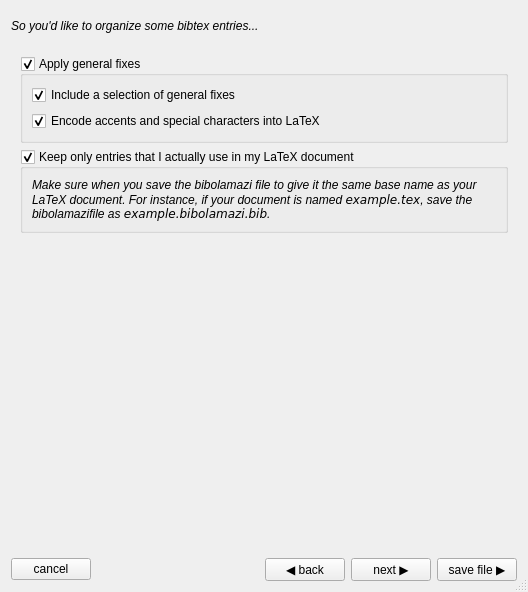
The window that gui/bibolamazi_gui/newbibolamazifiledialog.ui (phfaist/bibolamazi) describes before a commit, drawn with Qt 5.
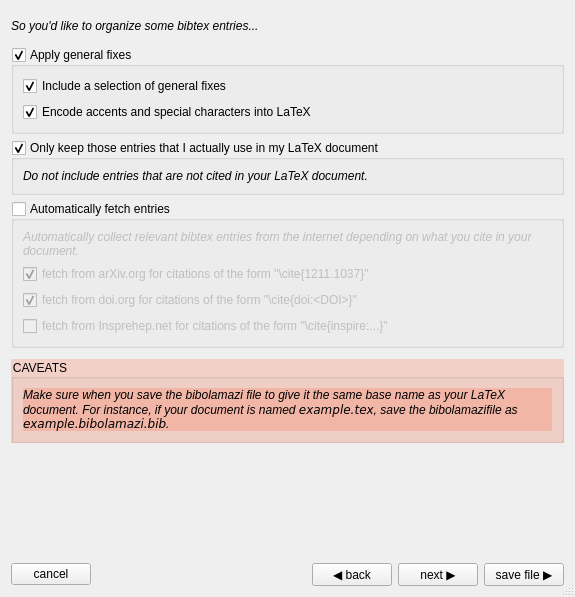
The same window after the commit. The open tabs and pages were chosen to show the change.

```diff
--- a/gui/bibolamazi_gui/newbibolamazifiledialog.ui
+++ b/gui/bibolamazi_gui/newbibolamazifiledialog.ui
@@ -6,8 +6,8 @@
    <rect>
     <x>0</x>
     <y>0</y>
-    <width>528</width>
-    <height>592</height>
+    <width>575</width>
+    <height>597</height>
    </rect>
   </property>
   <property name="windowTitle">
@@ -344,6 +344,18 @@
      </widget>
      <widget class="QWidget" name="page_3">
       <layout class="QVBoxLayout" name="verticalLayout_4">
+       <property name="leftMargin">
+        <number>0</number>
+       </property>
+       <property name="topMargin">
+        <number>0</number>
+       </property>
+       <property name="rightMargin">
+        <number>0</number>
+       </property>
+       <property name="bottomMargin">
+        <number>0</number>
+       </property>
        <item>
         <widget class="QGroupBox" name="chkFixesFilter">
          <property name="title">
@@ -379,13 +391,112 @@
        <item>
         <widget class="QGroupBox" name="chkKeepOnlyUsed">
          <property name="title">
-          <string>Keep only entries that I actually use in my LaTeX document</string>
+          <string>Only keep those entries that I actually use in my LaTeX document</string>
          </property>
          <property name="checkable">
           <bool>true</bool>
          </property>
          <layout class="QGridLayout" name="gridLayout_3">
           <item row="0" column="0">
+           <widget class="QLabel" name="label_2">
+            <property name="text">
+             <string>&lt;html&gt;&lt;head/&gt;&lt;body&gt;&lt;p&gt;&lt;span style=&quot; font-style:italic;&quot;&gt;Do not include entries that are not cited in your LaTeX document.&lt;/span&gt;&lt;/p&gt;&lt;/body&gt;&lt;/html&gt;</string>
+            </property>
+            <property name="textFormat">
+             <enum>Qt::RichText</enum>
+            </property>
+            <property name="wordWrap">
+             <bool>true</bool>
+            </property>
+           </widget>
+          </item>
+         </layout>
+        </widget>
+       </item>
+       <item>
+        <widget class="QGroupBox" name="chkFetch">
+         <property name="title">
+          <string>Automatically fetch entries</string>
+         </property>
+         <property name="checkable">
+          <bool>true</bool>
+         </property>
+         <property name="checked">
+          <bool>false</bool>
+         </property>
+         <layout class="QGridLayout" name="gridLayout_4">
+          <item row="2" column="0">
+           <widget class="QCheckBox" name="chkFetchDoi">
+            <property name="text">
+             <string>fetch from doi.org for citations of the form &quot;\cite{doi:&lt;DOI&gt;}&quot;</string>
+            </property>
+            <property name="checked">
+             <bool>true</bool>
+            </property>
+           </widget>
+          </item>
+          <item row="1" column="0">
+           <widget class="QCheckBox" name="chkFetchArxiv">
+            <property name="text">
+             <string>fetch from arXiv.org for citations of the form &quot;\cite{1211.1037}&quot;</string>
+            </property>
+            <property name="checked">
+             <bool>true</bool>
+            </property>
+           </widget>
+          </item>
+          <item row="3" column="0">
+           <widget class="QCheckBox" name="chkFetchInspirehep">
+            <property name="text">
+             <string>fetch from Insprehep.net for citations of the form &quot;\cite{inspire:...}&quot;</string>
+            </property>
+            <property name="checked">
+             <bool>false</bool>
+            </property>
+           </widget>
+          </item>
+          <item row="0" column="0">
+           <widget class="QLabel" name="label_3">
+            <property name="text">
+             <string>&lt;html&gt;&lt;head/&gt;&lt;body&gt;&lt;p&gt;&lt;span style=&quot; font-style:italic;&quot;&gt;Automatically collect relevant bibtex entries from the internet depending on what you cite in your document.&lt;/span&gt;&lt;/p&gt;&lt;/body&gt;&lt;/html&gt;</string>
+            </property>
+            <property name="textFormat">
+             <enum>Qt::RichText</enum>
+            </property>
+            <property name="wordWrap">
+             <bool>true</bool>
+            </property>
+           </widget>
+          </item>
+         </layout>
+        </widget>
+       </item>
+       <item>
+        <spacer name="verticalSpacer_7">
+         <property name="orientation">
+          <enum>Qt::Vertical</enum>
+         </property>
+         <property name="sizeType">
+          <enum>QSizePolicy::Fixed</enum>
+         </property>
+         <property name="sizeHint" stdset="0">
+          <size>
+           <width>20</width>
+           <height>5</height>
+          </size>
+         </property>
+        </spacer>
+       </item>
+       <item>
+        <widget class="QGroupBox" name="boxCaveats">
+         <property name="styleSheet">
+          <string notr="true">background-color: rgb(255,80,40,50)</string>
+         </property>
+         <property name="title">
+          <string>CAVEATS</string>
+         </property>
+         <layout class="QGridLayout" name="gridLayout_5">
+          <item row="0" column="0">
            <widget class="QLabel" name="label_4">
             <property name="sizePolicy">
              <sizepolicy hsizetype="Preferred" vsizetype="Fixed">
```
Left out of the diff: 34 changed lines with no effect on the pictures.
